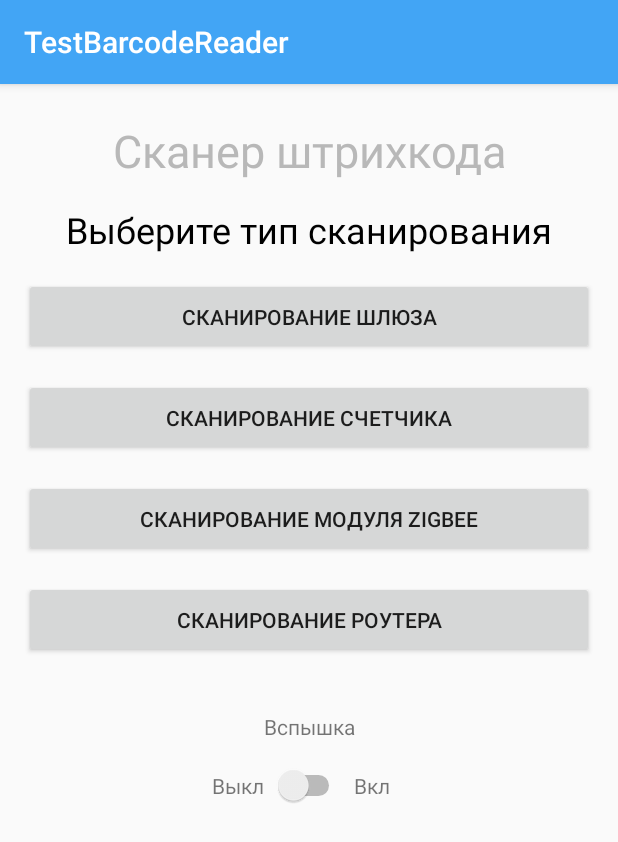
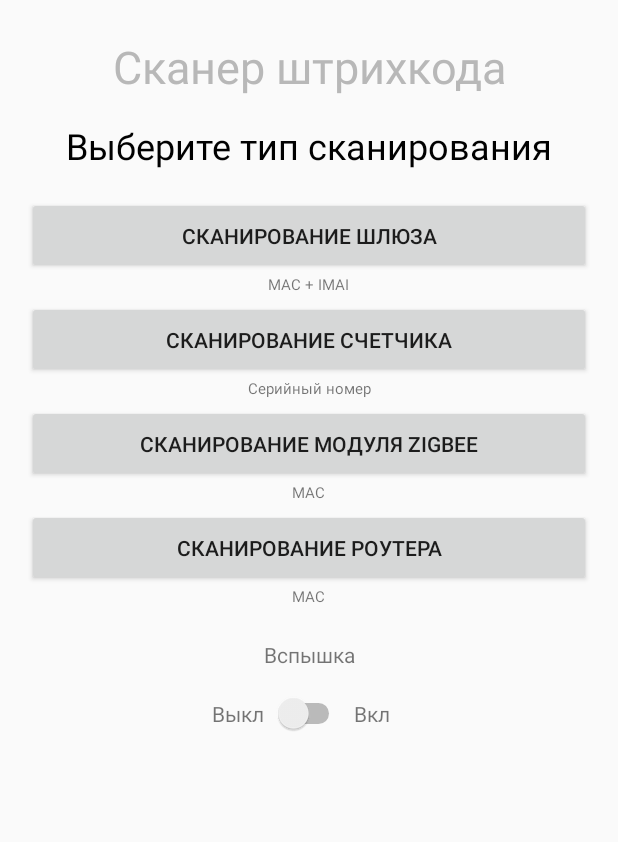
Before and after one commit to 2wiktor2/Barcode-reader, an Android app: the screen it shows after launch (GreetingActivity), on a phone screen of 412 x 824 dp. Shown: the top 842 px of the screen. Run offline under Robolectric (Android 15) with nearby library versions, the phone set to English and light mode, and no system bars.

```diff
--- a/app/src/main/AndroidManifest.xml
+++ b/app/src/main/AndroidManifest.xml
@@ -13,7 +13,8 @@
         android:supportsRtl="true"
         android:theme="@style/AppTheme"
         tools:ignore="GoogleAppIndexingWarning">
-        <activity android:name=".activityesWithBarcodeReader.fragments.FragmentPlay"></activity>
+        <activity android:name=".activityInfo.ActivityInfo"></activity>
+        <activity android:name=".activityesWithBarcodeReader.fragments.FragmentPlay" />
         <activity
             android:name=".activityGreeting.GreetingActivity"
             android:screenOrientation="portrait">
--- a/app/src/main/res/layout/activity_greeting.xml
+++ b/app/src/main/res/layout/activity_greeting.xml
@@ -48,45 +48,83 @@
                 android:id="@+id/button_scan_gateway"
                 android:layout_width="match_parent"
                 android:layout_height="wrap_content"
-                android:layout_margin="16dp"
+                android:layout_margin="18dp"
                 android:padding="16dp"
                 android:text="@string/button_text_scan_gateway"
                 app:layout_constraintLeft_toLeftOf="parent"
                 app:layout_constraintRight_toRightOf="parent"
                 app:layout_constraintTop_toBottomOf="@+id/text_view_choose_type" />
 
+            <TextView
+                android:layout_width="wrap_content"
+                android:layout_height="wrap_content"
+                android:text="MAC + IMAI"
+                android:textSize="10sp"
+                app:layout_constraintLeft_toLeftOf="parent"
+                app:layout_constraintRight_toRightOf="parent"
+                app:layout_constraintTop_toBottomOf="@id/button_scan_gateway" />
+
             <Button
                 android:id="@+id/button_scan_energy_meter"
                 android:layout_width="match_parent"
                 android:layout_height="wrap_content"
-                android:layout_margin="16dp"
+                android:layout_margin="18dp"
                 android:padding="16dp"
                 android:text="@string/button_text_scan_energy_meter"
                 app:layout_constraintLeft_toLeftOf="parent"
                 app:layout_constraintRight_toRightOf="parent"
                 app:layout_constraintTop_toBottomOf="@+id/button_scan_gateway" />
 
+            <TextView
+                android:layout_width="wrap_content"
+                android:layout_height="wrap_content"
+                android:text="Серийный номер"
+                android:textSize="10sp"
+                app:layout_constraintLeft_toLeftOf="parent"
+                app:layout_constraintRight_toRightOf="parent"
+                app:layout_constraintTop_toBottomOf="@id/button_scan_energy_meter" />
+
             <Button
                 android:id="@+id/button_scan_zigBee"
                 android:layout_width="match_parent"
                 android:layout_height="wrap_content"
-                android:layout_margin="16dp"
+                android:layout_margin="18dp"
                 android:padding="16dp"
                 android:text="@string/button_text_scan_zigbee_module"
                 app:layout_constraintLeft_toLeftOf="parent"
                 app:layout_constraintRight_toRightOf="parent"
                 app:layout_constraintTop_toBottomOf="@+id/button_scan_energy_meter" />
 
+
+            <TextView
+                android:layout_width="wrap_content"
+                android:layout_height="wrap_content"
+                android:text="MAC"
+                android:textSize="10sp"
+                app:layout_constraintLeft_toLeftOf="parent"
+                app:layout_constraintRight_toRightOf="parent"
+                app:layout_constraintTop_toBottomOf="@id/button_scan_zigBee" />
+
             <Button
                 android:id="@+id/button_scan_router"
                 android:layout_width="match_parent"
                 android:layout_height="wrap_content"
-                android:layout_margin="16dp"
+                android:layout_margin="18dp"
                 android:padding="16dp"
                 android:text="@string/button_text_scan_router"
                 app:layout_constraintLeft_toLeftOf="parent"
                 app:layout_constraintRight_toRightOf="parent"
                 app:layout_constraintTop_toBottomOf="@+id/button_scan_zigBee" />
+
+            <TextView
+                android:layout_width="wrap_content"
+                android:layout_height="wrap_content"
+                android:text="MAC"
+                android:textSize="10sp"
+                app:layout_constraintLeft_toLeftOf="parent"
+                app:layout_constraintRight_toRightOf="parent"
+                app:layout_constraintTop_toBottomOf="@id/button_scan_router" />
+
 
             <TextView
                 android:id="@+id/text_view_title_flash"
@@ -103,16 +141,16 @@
                 android:layout_height="wrap_content"
                 android:layout_marginEnd="6dp"
                 android:text="@string/off"
-                app:layout_constraintRight_toLeftOf="@id/switcher_flash_light"
-                app:layout_constraintBaseline_toBaselineOf="@id/switcher_flash_light" />
+                app:layout_constraintBaseline_toBaselineOf="@id/switcher_flash_light"
+                app:layout_constraintRight_toLeftOf="@id/switcher_flash_light" />
 
             <TextView
                 android:layout_width="wrap_content"
                 android:layout_height="wrap_content"
                 android:layout_marginStart="6dp"
                 android:text="@string/on"
-                app:layout_constraintLeft_toRightOf="@id/switcher_flash_light"
-                app:layout_constraintBaseline_toBaselineOf="@id/switcher_flash_light" />
+                app:layout_constraintBaseline_toBaselineOf="@id/switcher_flash_light"
+                app:layout_constraintLeft_toRightOf="@id/switcher_flash_light" />
 
             <Switch
                 android:id="@+id/switcher_flash_light"
--- a/app/src/main/res/values/strings.xml
+++ b/app/src/main/res/values/strings.xml
@@ -23,5 +23,10 @@
     <string name="button_text_scan_energy_meter">Сканирование счетчика</string>
     <string name="button_text_scan_zigbee_module">Сканирование модуля ZigBee</string>
     <string name="button_text_scan_router">Сканирование роутера</string>
+    <string name="instruction">Инструкция</string>
+    <string name="checking">Проверка</string>
+    <string name="clear">Отчистить</string>
+    <string name="threshold">Порог</string>
+    <string name="ok">Ok</string>
 
 </resources>
--- a/app/src/main/res/values/styles.xml
+++ b/app/src/main/res/values/styles.xml
@@ -1,11 +1,10 @@
 <resources>
 
     <!-- Base application theme. -->
-    <style name="AppTheme" parent="Theme.AppCompat.Light.DarkActionBar">
+    <style name="AppTheme" parent="Theme.AppCompat.Light.NoActionBar">
         <!-- Customize your theme here. -->
         <item name="colorPrimary">@color/colorPrimary</item>
         <item name="colorPrimaryDark">@color/colorPrimaryDark</item>
         <item name="colorAccent">@color/colorAccent</item>
     </style>
-
 </resources>
```
Also changed, not shown: app/src/main/java/com/example/testbarcodereader/activityInfo/ActivityInfo.java (added, +22 -0 lines), app/src/main/java/com/example/testbarcodereader/activityesWithBarcodeReader/MainActivity.java (+11 -8 lines), app/src/main/res/layout/activity_info.xml (added, +18 -0 lines), app/src/main/res/menu/toolbar_memu_main_activity.xml (added, +8 -0 lines), app/src/main/res/menu/toolbar_menu.xml (+7 -4 lines).
